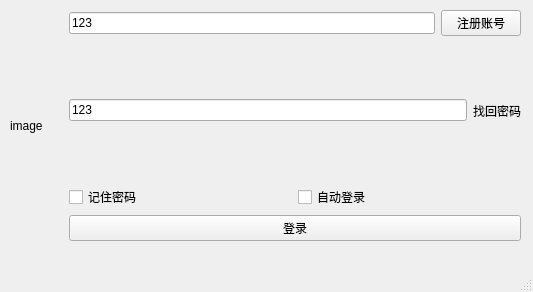
thirdxiaozhu/network_design_client, file ui/MainForm.ui: the form before one commit.
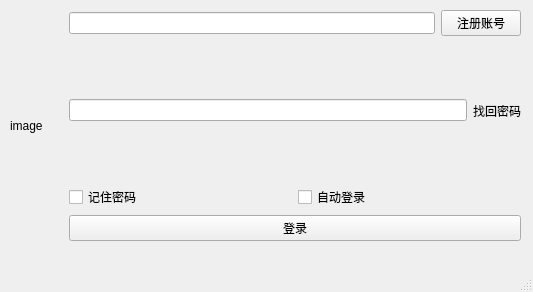
The form after the commit.

Diff of the .ui file:
```diff
--- a/ui/MainForm.ui
+++ b/ui/MainForm.ui
@@ -69,7 +69,7 @@
          <item>
           <widget class="QLineEdit" name="accountEdit">
            <property name="text">
-            <string>123</string>
+            <string/>
            </property>
           </widget>
          </item>
@@ -93,7 +93,7 @@
             </sizepolicy>
            </property>
            <property name="text">
-            <string>123</string>
+            <string/>
            </property>
           </widget>
          </item>
```
Left out of the diff: 6 changed lines with no effect on the pictures.
